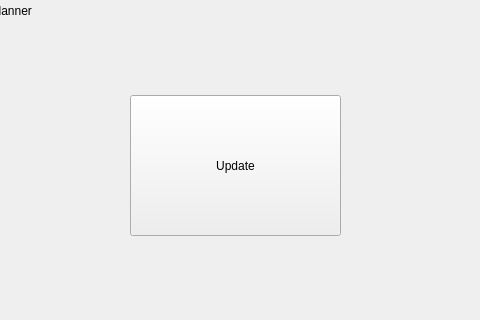
The window that BaseballStadiumPlanner/mainwindow.ui (frimbraza/Baseball-Stadium-Project) describes before a commit, drawn with Qt 5; both pictures show x 280 to 760 and y 82 to 402 of the 994 by 611 pixel window.
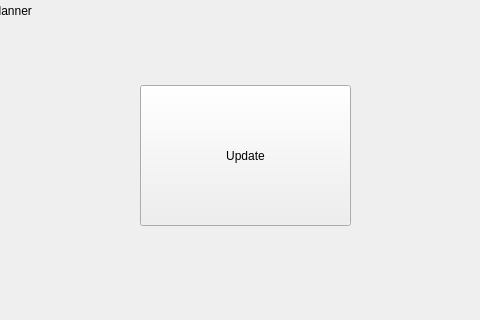
The same window after the commit.

```diff
--- a/BaseballStadiumPlanner/mainwindow.ui
+++ b/BaseballStadiumPlanner/mainwindow.ui
@@ -72,8 +72,8 @@
    <widget class="QPushButton" name="UpdateButton">
     <property name="geometry">
      <rect>
-      <x>410</x>
-      <y>160</y>
+      <x>420</x>
+      <y>150</y>
       <width>211</width>
       <height>141</height>
      </rect>
```
Left out of the diff: 20 changed lines with no effect on the pictures.
